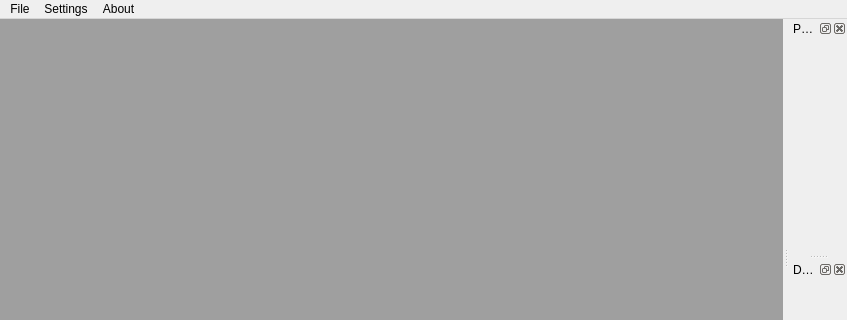
noobavss/NoobaVSS, file NoobaFE/Forms/MainWindow.ui: the form before one commit; both pictures show x 0 to 847 and y 0 to 320 of the 847 by 516 pixel window.
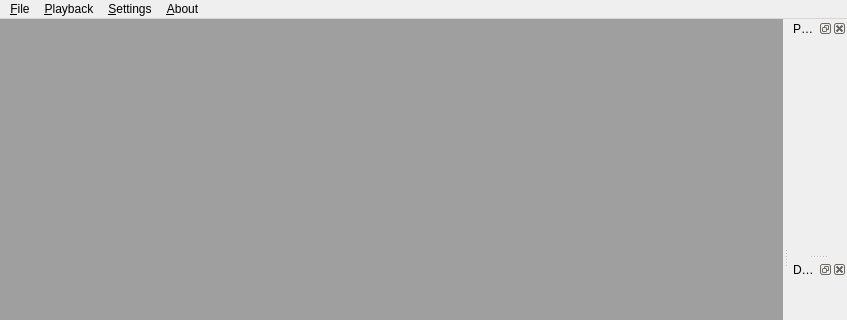
The form after the commit. Icons and pictures are not drawn.

Commit message: UI updates. 	- Playback menu added. 	- ctrl + E set as web cam shortcut key

What changed in the file:
```diff
--- a/NoobaFE/Forms/MainWindow.ui
+++ b/NoobaFE/Forms/MainWindow.ui
@@ -170,12 +170,12 @@
      <x>0</x>
      <y>0</y>
      <width>847</width>
-     <height>25</height>
+     <height>20</height>
     </rect>
    </property>
    <widget class="QMenu" name="menuFile">
     <property name="title">
-     <string>File</string>
+     <string>&amp;File</string>
     </property>
     <addaction name="actionOpen"/>
     <addaction name="actionWeb_Cam"/>
@@ -184,17 +184,26 @@
    </widget>
    <widget class="QMenu" name="menuImage">
     <property name="title">
-     <string>Settings</string>
+     <string>&amp;Settings</string>
     </property>
     <addaction name="actionPlugins"/>
    </widget>
    <widget class="QMenu" name="menuHelp">
     <property name="title">
-     <string>About</string>
+     <string>&amp;About</string>
     </property>
     <addaction name="actionAbout_NoobaVSS"/>
    </widget>
+   <widget class="QMenu" name="menuPlayback">
+    <property name="title">
+     <string>&amp;Playback</string>
+    </property>
+    <addaction name="actionPlay_Pause"/>
+    <addaction name="actionNext_Frame"/>
+    <addaction name="actionPrevious_Frame"/>
+   </widget>
    <addaction name="menuFile"/>
+   <addaction name="menuPlayback"/>
    <addaction name="menuImage"/>
    <addaction name="menuHelp"/>
   </widget>
```
Left out of the diff: 122 changed lines with no effect on the pictures. The commit also changes 5 other files.
